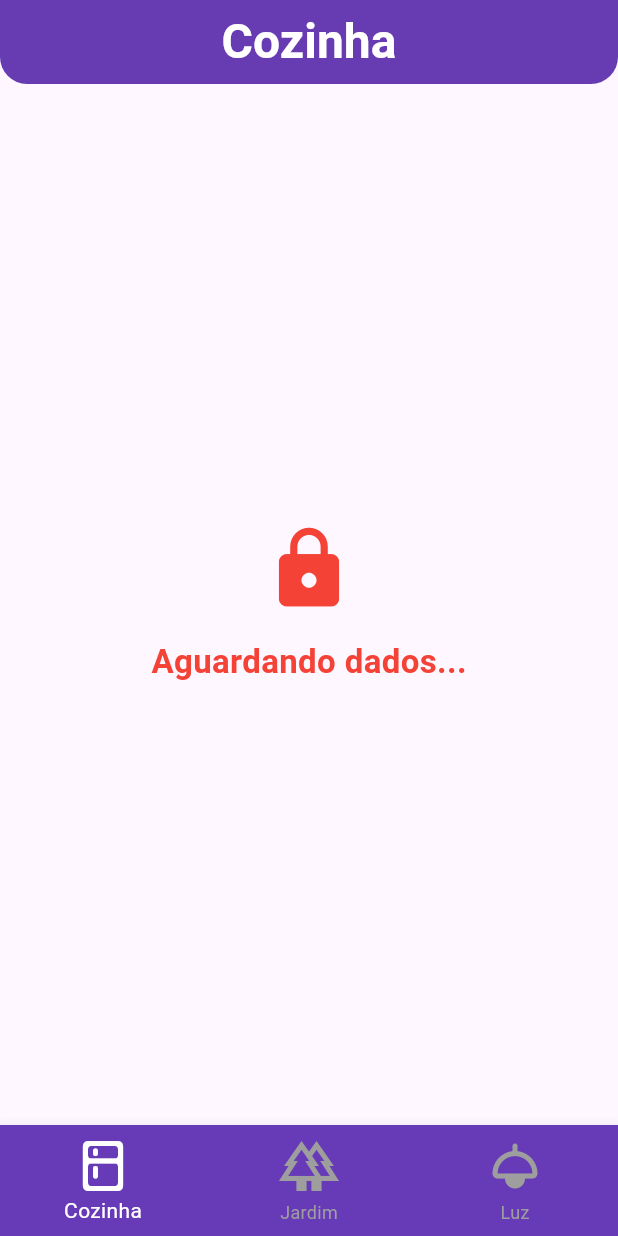
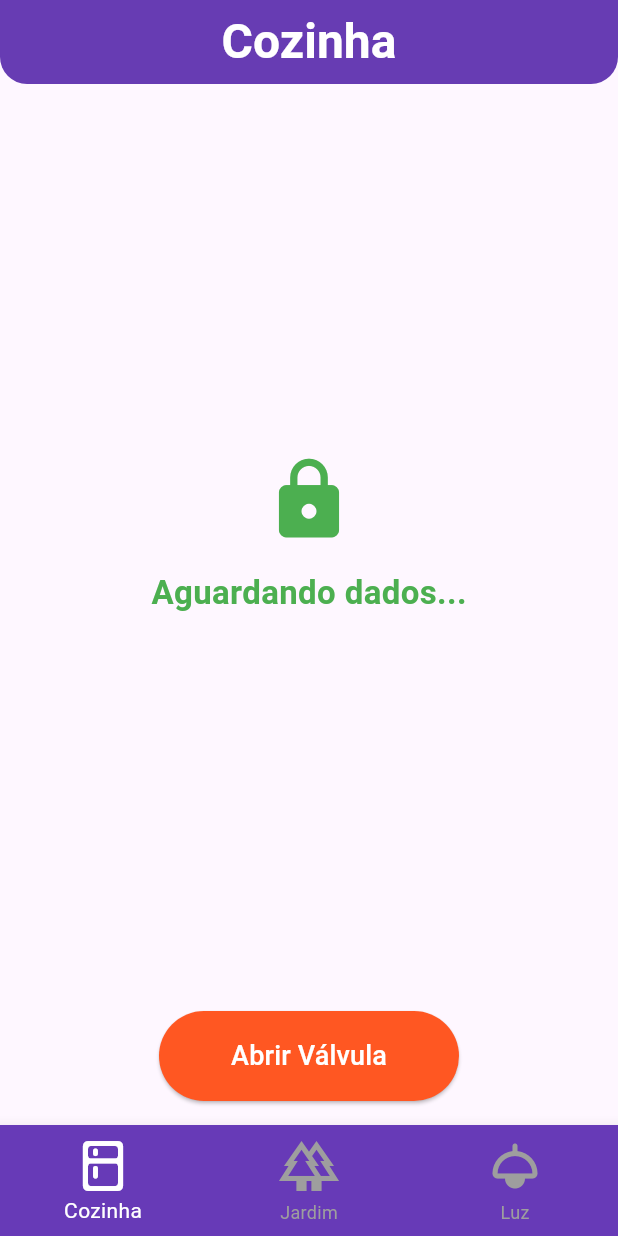
Before and after one commit to NyGold/volt-age-app, a Flutter app: the screen it shows after launch, on a phone screen of 412 x 824 dp. Run offline on Flutter 3.47's test engine with Material 3 defaults, Android fonts, the phone set to English and light mode, and no system bars; our stand-ins replace flutter_dotenv, flutter_svg; missing offline and left inert: mqtt_client; network calls fail.

Commit message:
feat: Adiciona ícones SVG para estados da válvula e atualiza a interface da tela 1

```diff
--- a/lib/telas/tela_1.dart
+++ b/lib/telas/tela_1.dart
@@ -4,6 +4,7 @@ import 'package:flutter/material.dart';
 import 'package:volt_age_app/mqtt_services/mqtt.dart';
 import 'package:mqtt_client/mqtt_client.dart';
 import 'package:flutter_dotenv/flutter_dotenv.dart';
+import 'package:flutter_svg/flutter_svg.dart';
 import 'package:http/http.dart' as http;
 import 'dart:convert';
 
@@ -92,15 +93,28 @@ class _Tela1State extends State<Tela1> {
 
   @override
   Widget build(BuildContext context) {
-    return Container(
+    return Scaffold(
+      body: Container(
         padding: const EdgeInsets.all(16.0),
         child: Center(
           child: Column(
             mainAxisSize: MainAxisSize.min,
             children: [
-            Icon(
-              isValvulaAberta ? Icons.lock_open : Icons.lock,
-              color: isValvulaAberta ? Colors.green : Colors.red,
+              // muda o icone dependendo do estado da válvula
+              isValvulaAberta
+                  ? SvgPicture.asset(
+                      'assets/icons/fogao_ligado_certo.svg',
+                      width: 160,
+                      height: 160,
+                      colorFilter: ColorFilter.mode(
+                        Colors.deepOrange,
+                        BlendMode.srcIn,
+                      ),
+                    )
+                    // todo: adicionar icone de alerta quando a válvula estiver fechada, condizente ao icone acima
+                  : Icon(
+                      Icons.lock,
+                      color: Colors.green,
                       size: 60,
                     ),
               const SizedBox(height: 16),
@@ -109,7 +123,58 @@ class _Tela1State extends State<Tela1> {
                 style: TextStyle(
                   fontSize: 22,
                   fontWeight: FontWeight.bold,
-                color: isValvulaAberta ? Colors.green : Colors.red,
+                  color: isValvulaAberta ? Colors.deepOrange : Colors.green,
+                ),
+              ),
+            ],
+          ),
+        ),
+      ),
+      bottomNavigationBar: Padding(
+        padding: const EdgeInsets.all(16.0),
+        child: Row(
+          mainAxisAlignment: MainAxisAlignment.center,
+          children: [
+            ElevatedButton(
+              style: ElevatedButton.styleFrom(
+                backgroundColor: isValvulaAberta ? Colors.green : Colors.deepOrange,
+                padding: const EdgeInsets.symmetric(horizontal: 32, vertical: 16),
+                // NÃO defina minimumSize ou fixedSize!
+                fixedSize: const Size(200, 60)
+              ),
+              onPressed: () {
+                final usuario = dotenv.env["ADAFRUIT_IO_USERNAME"];
+                final key = dotenv.env["ADAFRUIT_IO_KEY"];
+                final feed = "cozinha.valvula-gas-controle";
+                final url = 'https://io.adafruit.com/api/v2/$usuario/feeds/$feed/data';
+                final valor = isValvulaAberta ? "FECHADA" : "ABERTA";
+                final body = json.encode({"value": valor});
+                http.post(
+                  Uri.parse(url),
+                  headers: {
+                    'X-AIO-Key': key!,
+                    'Content-Type': 'application/json',
+                  },
+                  body: body,
+                ).then((response) {
+                  if (response.statusCode == 200) {
+                    print('Comando enviado com sucesso: $valor');
+                    setState(() {
+                      isValvulaAberta = !isValvulaAberta;
+                      estadoValvulaTexto = isValvulaAberta
+                          ? 'Válvula de gás está ABERTA'
+                          : 'Válvula de gás está FECHADA';
+                    });
+                  } else {
+                    print('Erro ao enviar comando: ${response.body}');
+                  }
+                }).catchError((error) {
+                  print('Erro ao enviar comando: $error');
+                });
+              },
+              child: Text(
+                isValvulaAberta ? 'Fechar Válvula' : 'Abrir Válvula',
+                style: const TextStyle(fontSize: 18, color: Colors.white),
               ),
             ),
           ],
```
Also changed, not shown: assets/icons/fogao_ligado.svg (added), assets/icons/fogao_ligado_certo.svg (added). Lines whose indentation alone changed are shown as unchanged.
